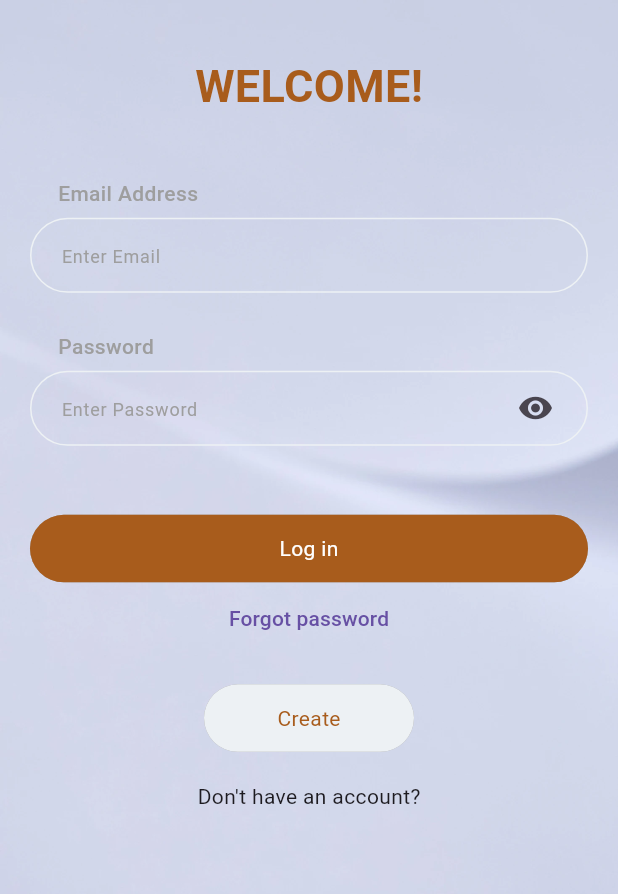
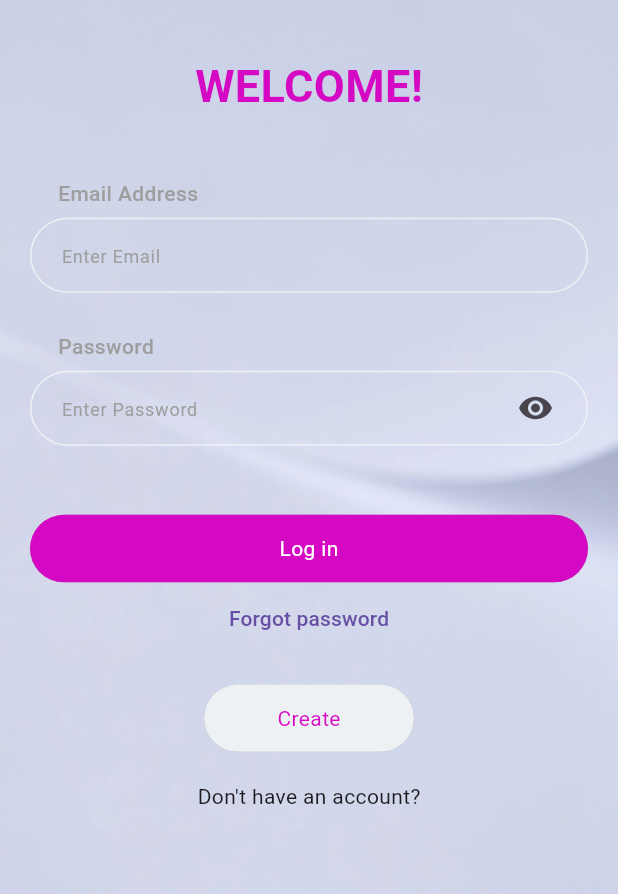
Before and after one commit to KalubaTech/glambooker_client, a Flutter app: the screen it shows after launch, on a phone screen of 412 x 824 dp, the part 253-1147 px from its top. Run offline on Flutter 3.47's test engine with Material 3 defaults, Android fonts, the phone set to English and light mode, and no system bars; our stand-ins replace cached_network_image, cloud_firestore, draggable_home, firebase_auth, firebase_core, firebase_storage and 2 more; missing offline and left inert: fluid_bottom_nav_bar, otp_pin_field; accounts and stored records are empty.

Commit message:
Changed theme to pink

```diff
--- a/lib/helpers/auth_service.dart
+++ b/lib/helpers/auth_service.dart
@@ -13,7 +13,6 @@ class AuthService {
   final FirebaseAuth _auth = FirebaseAuth.instance;
   final FirebaseFirestore _firebaseFirestore = FirebaseFirestore.instance;
   ClientController _clientController = Get.find();
-
 
   // Sign up with email and password
   Future<User?> signUpWithEmailAndPassword(String email, String password, String name, String phone) async {
--- a/lib/helpers/methods.dart
+++ b/lib/helpers/methods.dart
@@ -74,7 +74,7 @@ class Methods{
 
   DataPrefetch _dataPrefetch = DataPrefetch();
   ClientController _clientController = Get.find();
-
+  //FUNCTION FOR BOOKING A SERVICE
   addBooking(serviceId, isPaid, status, dateBooked)async{
       var data = {
         "service":serviceId,
--- a/lib/utils/colors.dart
+++ b/lib/utils/colors.dart
@@ -1,7 +1,7 @@
 import 'package:flutter/material.dart';
 
 class Karas {
-  static Color primary = Color(0xffa85c1c);
+  static Color primary = Color(0xFFD508C3);
   static Color secondary = Color(0xe7efefef);
   static Color action = Color(0xffec055b);
   static Color action2 = Color(0xffec8005);
--- a/lib/views/home/dashboard.dart
+++ b/lib/views/home/dashboard.dart
@@ -129,7 +129,7 @@ class Dashboard extends StatelessWidget {
                 ),
                 Container(
                   padding: EdgeInsets.symmetric(horizontal: 20),
-                  child: Text('Good Morning!'),
+                  child: Text('Hello 😊 ${_clientController.client.value.name.split(' ').first}!'),
                 ),
                 SizedBox(height: 10,),
                 Container(
--- a/lib/views/services/view_service.dart
+++ b/lib/views/services/view_service.dart
@@ -183,8 +183,9 @@ class ViewService extends StatelessWidget {
             padding: EdgeInsets.symmetric(horizontal: 20),
             child: Row(
               mainAxisAlignment: MainAxisAlignment.spaceBetween,
+              crossAxisAlignment: CrossAxisAlignment.start,
               children: [
-                Text(serviceModel.title, style: TextStyle(fontSize: 20, fontWeight: FontWeight.bold, color: Karas.primary),),
+                Expanded(child: Text(serviceModel.title, style: TextStyle(fontSize: 20, fontWeight: FontWeight.bold, color: Karas.primary),)),
                 Row(
                   children: [
                     Icon(Icons.star, size: 14,color: Colors.orange,),
```
Also changed, not shown: pubspec.lock.
